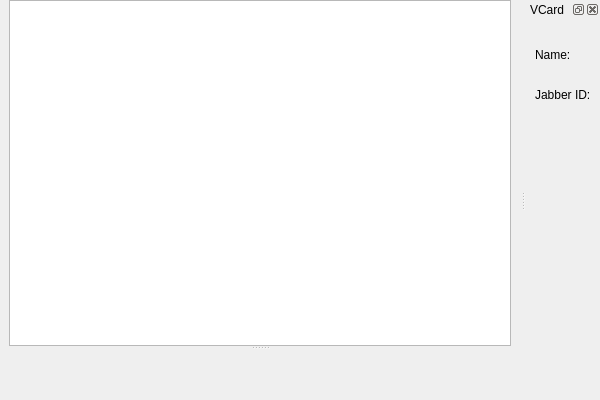
Before: the Qt Designer form app/ChatWindow.ui in chloerei/qtalk, drawn with Qt 5.
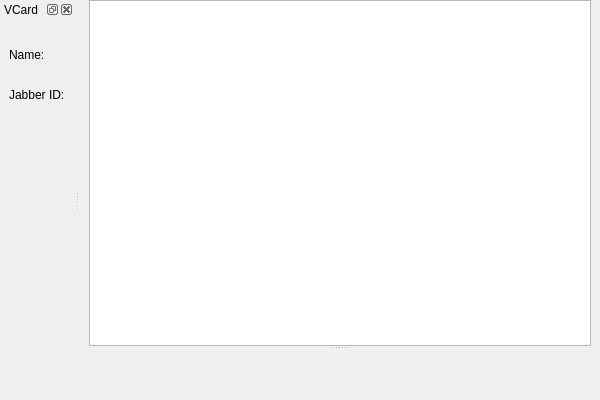
After: the same form once the commit is applied.

Commit message: Add a sendTip in chatwindow.

What changed in the file:
```diff
--- a/app/ChatWindow.ui
+++ b/app/ChatWindow.ui
@@ -60,7 +60,7 @@
     <string>VCard</string>
    </property>
    <attribute name="dockWidgetArea">
-    <number>2</number>
+    <number>1</number>
    </attribute>
    <widget class="QWidget" name="dockWidgetContents">
     <layout class="QVBoxLayout" name="verticalLayout_3">
```
The commit also changes 2 other files.
